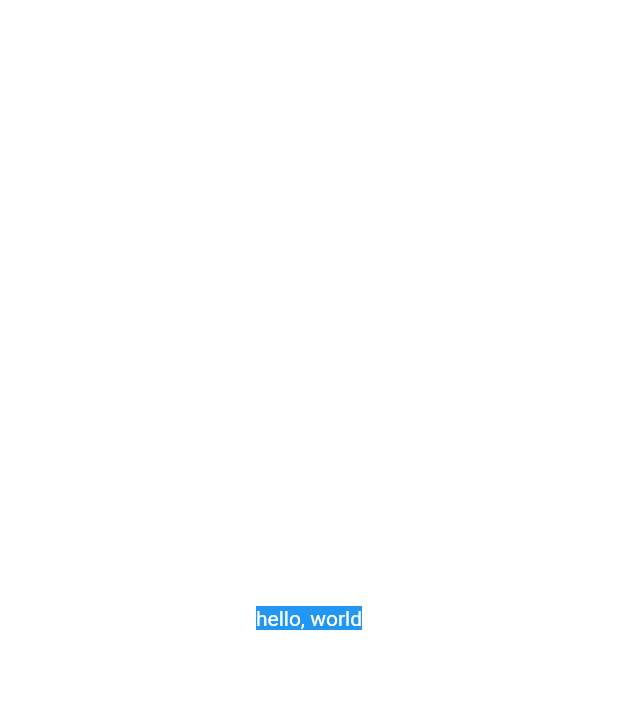
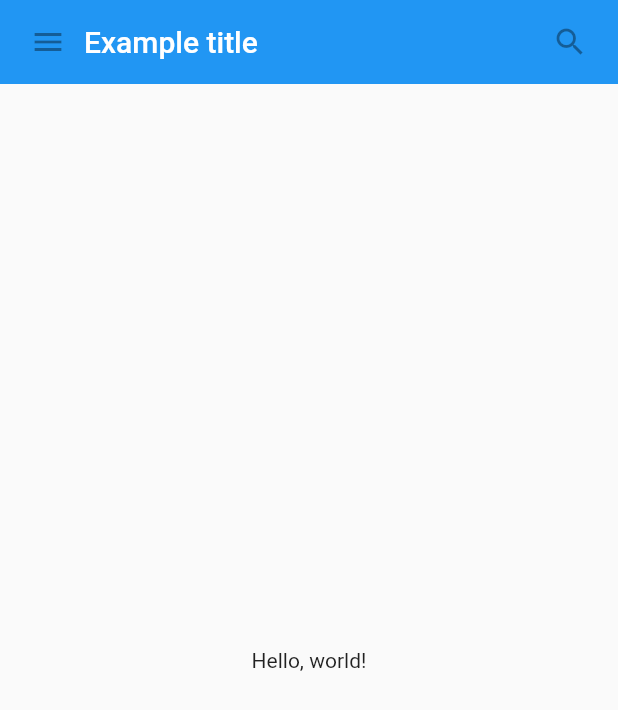
Before and after one commit to BryanYue/flutter_v2ex, a Flutter app: the screen it shows after launch, on a phone screen of 412 x 824 dp. Shown: the top 710 px of the screen. Run offline on Flutter 3.47's test engine with Material 2 defaults, Android fonts, the phone set to English and light mode, and no system bars.

Commit message:
基本小部件  认识StatelessWidget

```diff
--- a/lib/main.dart
+++ b/lib/main.dart
@@ -1,8 +1,13 @@
 //导入包
 import 'package:flutter/material.dart';
+import 'device/device.dart';
+
 
 //应用入口
-void main() => runApp(new MyApp());
+void main() async{
+  device().get();
+  runApp(new MyApp());
+}
 
 //应用结构
 
@@ -16,7 +21,10 @@ void main() => runApp(new MyApp());
 class MyApp extends StatelessWidget {
   @override
   Widget build(BuildContext context) {
-    return new Echo(text: "hello, world" ,backgroundColor: Colors.blue);
+    return new MaterialApp(
+      title: 'V2EX', // used by the OS task switcher
+      home: MyScaffold(),
+    );
   }
 
 
@@ -44,3 +52,68 @@ class Echo extends StatelessWidget {
     );
   }
 }
+
+
+
+class MyAppBar extends StatelessWidget {
+  MyAppBar({this.title});
+
+  // Fields in a Widget subclass are always marked "final".
+
+  final Widget title;
+
+  @override
+  Widget build(BuildContext context) {
+    return Container(
+      height: 56.0, // in logical pixels
+      padding: const EdgeInsets.symmetric(horizontal: 8.0),
+      decoration: BoxDecoration(color: Colors.blue[500]),
+      // Row is a horizontal, linear layout.
+      child: Row(
+        // <Widget> is the type of items in the list.
+        children: <Widget>[
+          IconButton(
+            icon: Icon(Icons.menu),
+            tooltip: 'Navigation menu',
+            onPressed: null, // null disables the button
+          ),
+          // Expanded expands its child to fill the available space.
+          Expanded(
+            child: title,
+          ),
+          IconButton(
+            icon: Icon(Icons.search),
+            tooltip: 'Search',
+            onPressed: null,
+          ),
+        ],
+      ),
+    );
+  }
+}
+
+
+class MyScaffold extends StatelessWidget {
+  @override
+  Widget build(BuildContext context) {
+    // Material is a conceptual piece of paper on which the UI appears.
+    return Material(
+      // Column is a vertical, linear layout.
+      child: Column(
+        children: <Widget>[
+          MyAppBar(
+            title: Text(
+              'Example title',
+              style: Theme.of(context).primaryTextTheme.title,
+            ),
+          ),
+          Expanded(
+            child: Center(
+              child: Text('Hello, world!'),
+            ),
+          ),
+        ],
+      ),
+    );
+  }
+}
--- a/pubspec.yaml
+++ b/pubspec.yaml
@@ -18,10 +18,13 @@ dependencies:
 
   # The following adds the Cupertino Icons font to your application.
   # Use with the CupertinoIcons class for iOS style icons.
+  # IOS样式库
   cupertino_icons: ^0.1.2
 
   #文件处理
   path_provider: ^0.4.1
+  #设备信息
+  device_info: ^0.3.0
 
   # Wraps NSUserDefaults (on iOS) and SharedPreferences (on Android)
   #
```
Also changed, not shown: 2 other files.
